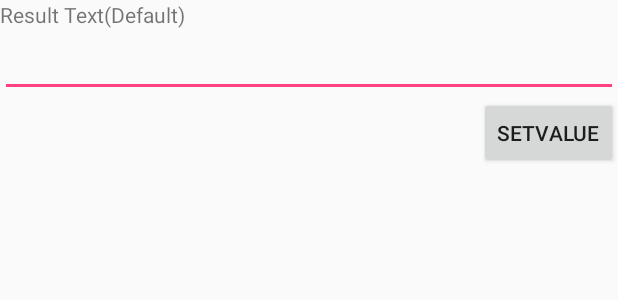
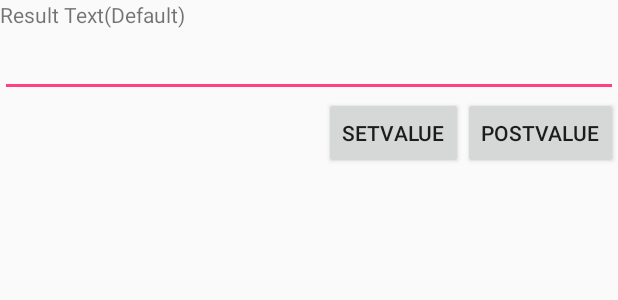
Before and after one commit to mag0716/AndroidArchitectureComponentsSample, an Android app: the layout activity_main.xml on its own in the app's theme, with its tools: preview values and no code run, on a phone screen of 412 x 824 dp. Shown: the top 300 px of the screen. Run offline under Robolectric (Android 15) with nearby library versions, the phone set to English and light mode, and no system bars.

Commit message:
postValue の動作を確認する処理を追加

```diff
--- a/livedata/build.gradle
+++ b/livedata/build.gradle
@@ -40,6 +40,8 @@ dependencies {
     implementation "android.arch.lifecycle:extensions:$android_architecture_components_version"
     annotationProcessor "android.arch.lifecycle:compiler:$android_architecture_components_version"
 
+    implementation 'io.reactivex.rxjava2:rxandroid:2.0.1'
+
     // for test
     testImplementation 'junit:junit:4.12'
 }
--- a/livedata/src/main/res/layout/activity_main.xml
+++ b/livedata/src/main/res/layout/activity_main.xml
@@ -33,6 +33,18 @@
         app:layout_constraintBottom_toBottomOf="parent"
         app:layout_constraintHorizontal_bias="1"
         app:layout_constraintLeft_toLeftOf="parent"
+        app:layout_constraintRight_toLeftOf="@+id/post_value_button"
+        app:layout_constraintTop_toBottomOf="@id/value_edit_text"
+        app:layout_constraintVertical_bias="0" />
+
+    <Button
+        android:id="@id/post_value_button"
+        android:layout_width="wrap_content"
+        android:layout_height="wrap_content"
+        android:text="postValue"
+        app:layout_constraintBottom_toBottomOf="parent"
+        app:layout_constraintHorizontal_bias="1"
+        app:layout_constraintLeft_toLeftOf="parent"
         app:layout_constraintRight_toRightOf="parent"
         app:layout_constraintTop_toBottomOf="@id/value_edit_text"
         app:layout_constraintVertical_bias="0" />
```
Also changed, not shown: livedata/src/main/java/com/github/mag0716/arch/livedatasample/MainActivity.java (+11 -0 lines).
